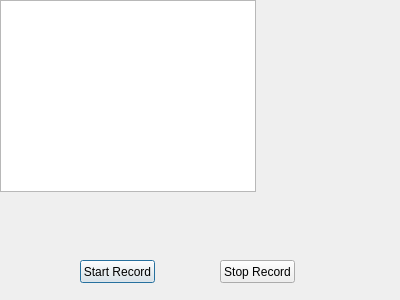
bguina/wow-dllcore-plugins, file windowQT/recordWaypointsWindow.ui: the form before one commit.
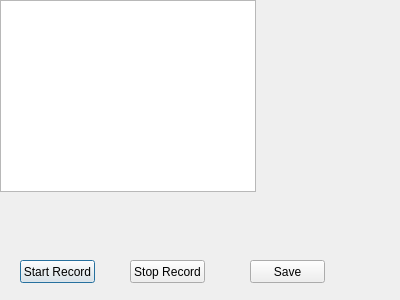
The form after the commit.

Commit message: [UI] save waypoints into a file.json

Patch:
```diff
--- a/windowQT/recordWaypointsWindow.ui
+++ b/windowQT/recordWaypointsWindow.ui
@@ -16,7 +16,7 @@
   <widget class="QPushButton" name="startRecordButton">
    <property name="geometry">
     <rect>
-     <x>80</x>
+     <x>20</x>
      <y>260</y>
      <width>75</width>
      <height>23</height>
@@ -29,7 +29,7 @@
   <widget class="QPushButton" name="stopRecordButton">
    <property name="geometry">
     <rect>
-     <x>220</x>
+     <x>130</x>
      <y>260</y>
      <width>75</width>
      <height>23</height>
@@ -49,6 +49,19 @@
     </rect>
    </property>
   </widget>
+  <widget class="QPushButton" name="savefileButton">
+   <property name="geometry">
+    <rect>
+     <x>250</x>
+     <y>260</y>
+     <width>75</width>
+     <height>23</height>
+    </rect>
+   </property>
+   <property name="text">
+    <string>Save</string>
+   </property>
+  </widget>
  </widget>
  <resources/>
  <connections/>
```
The commit also changes 6 other files.
